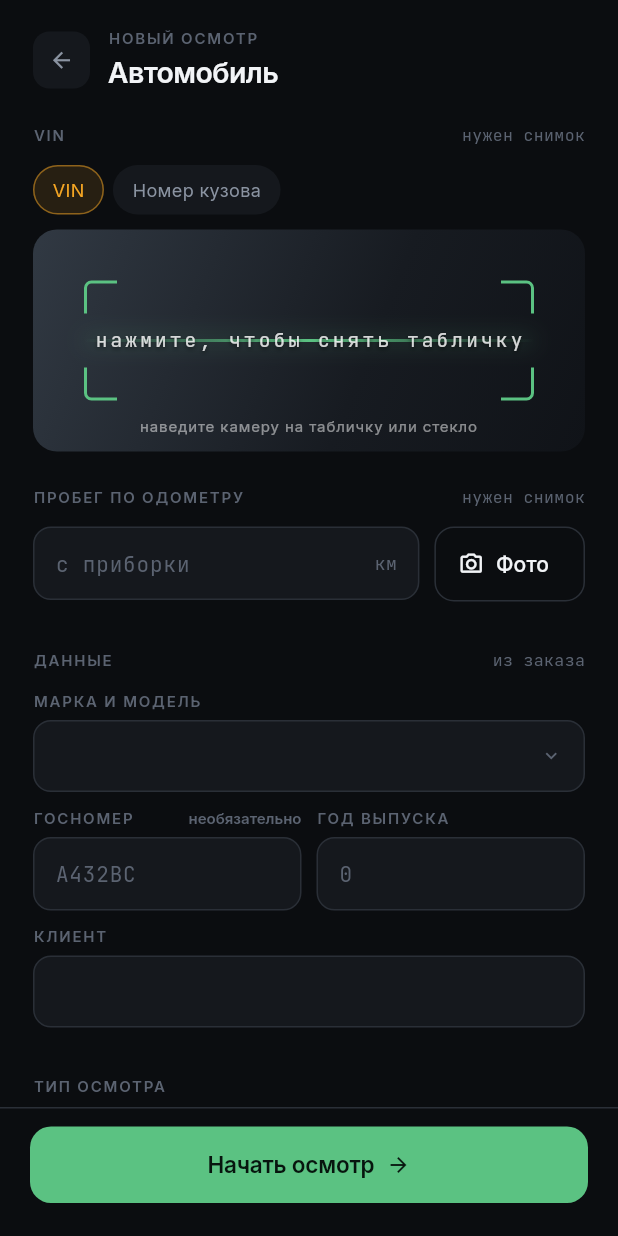
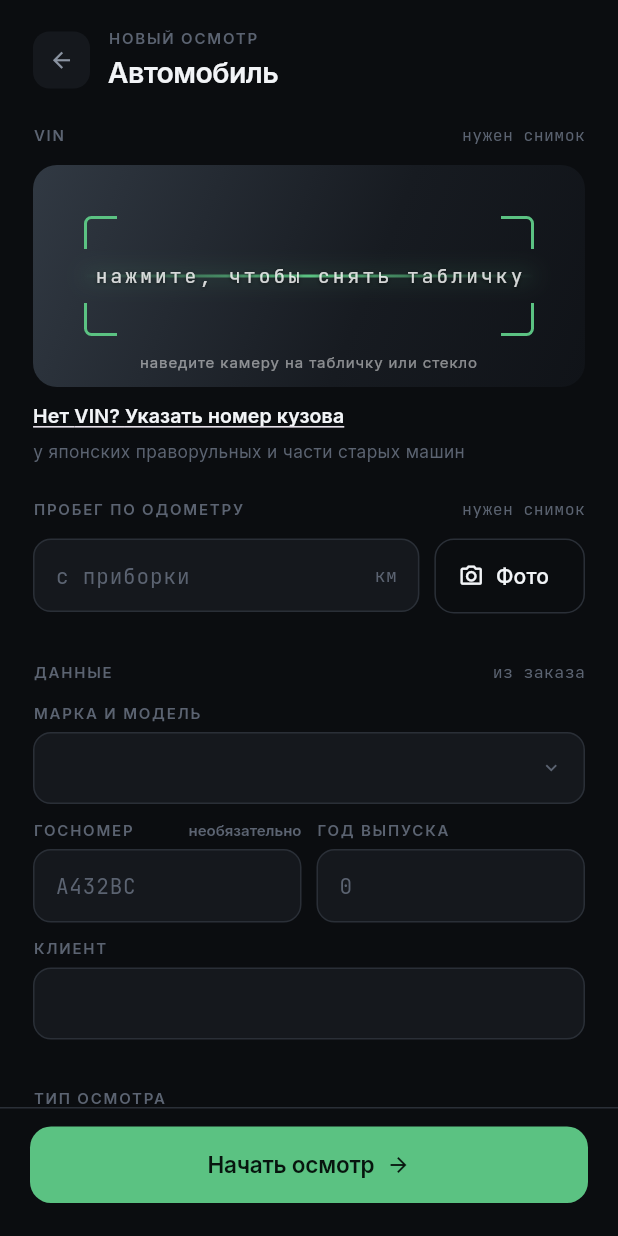
Before and after one commit to mutinru/auto_mobile_app, a Flutter app: the StartInspectionScreen screen opened directly with empty values, on a phone screen of 412 x 824 dp. Run offline on Flutter 3.47's test engine with Material 3 defaults, Android fonts, the phone set to English and light mode, and no system bars; our stand-ins replace audioplayers, firebase_core, firebase_messaging, flutter_local_notifications, flutter_secure_storage, geolocator and 1 more; missing offline and left inert: google_mlkit_text_recognition, record; accounts and stored records are empty.

Commit message:
VIN: номер кузова — по ссылке «Нет VIN?», а не равным чипом
Чипы «VIN / Номер кузова» выглядели как два обязательных снимка.
Теперь по умолчанию только VIN, номер кузова — ссылкой под видоискателем
с пояснением, когда он нужен; при переключении текст очищается.

Co-Authored-By: Claude Opus 5.5 <noreply@anthropic.com>

```diff
--- a/lib/widgets/vin_capture.dart
+++ b/lib/widgets/vin_capture.dart
@@ -36,6 +36,14 @@ class VinCaptureController extends ChangeNotifier {
         notifyListeners();
       }
     });
+  }
+
+  /// Исполнитель сам переключил вид: введённое под прежний вид не
+  /// подходит — текст очищаем, фото оставляем (на нём может быть и то и то).
+  void switchKind(VinKind kind) {
+    if (kind == _kind) return;
+    text.clear();
+    setKind(kind);
   }
 
   void setKind(VinKind kind) {
@@ -108,22 +116,14 @@ class VinCapture extends StatelessWidget {
               c.kind.label,
               extra: ok && c.photoPath != null ? 'снят' : 'нужен снимок',
             ),
-            Wrap(
-              spacing: 6,
-              children: [
-                for (final k in VinKind.values)
-                  AppChip(
-                    label: k.label,
-                    on: c.kind == k,
-                    onTap: () => c.setKind(k),
-                  ),
-              ],
-            ),
-            const SizedBox(height: 10),
             VinScanner(
               vin: c.scanning
                   ? 'распознаём…'
-                  : (value.isEmpty ? 'нажмите, чтобы снять табличку' : value),
+                  : (value.isNotEmpty
+                        ? value
+                        : c.kind == VinKind.vin
+                        ? 'нажмите, чтобы снять табличку'
+                        : 'нажмите, чтобы снять номер кузова'),
               onTap: c.scanning ? null : () => _tapped(context),
               error: c.error != null,
             ),
@@ -132,6 +132,7 @@ class VinCapture extends StatelessWidget {
                 path: c.photoPath!,
                 label: 'Фото таблички сохранено',
               ),
+            _KindSwitch(controller: c),
             FieldError(c.error),
           ],
         );
@@ -277,6 +278,52 @@ class VinCapture extends StatelessWidget {
   }
 }
 
+/// Номер кузова — исключение, а не равный выбор: без VIN бывают японские
+/// праворульные и часть старых машин. Ссылка под видоискателем вместо
+/// чипов, чтобы не казалось, что снимать надо и то и другое.
+class _KindSwitch extends StatelessWidget {
+  const _KindSwitch({required this.controller});
+
+  final VinCaptureController controller;
+
+  @override
+  Widget build(BuildContext context) {
+    final toBody = controller.kind == VinKind.vin;
+    return Padding(
+      padding: const EdgeInsets.only(top: 4),
+      child: Column(
+        crossAxisAlignment: CrossAxisAlignment.start,
+        children: [
+          TextButton(
+            onPressed: () => controller.switchKind(
+              toBody ? VinKind.bodyNumber : VinKind.vin,
+            ),
+            style: TextButton.styleFrom(
+              padding: const EdgeInsets.symmetric(vertical: 6),
+              minimumSize: Size.zero,
+              tapTargetSize: MaterialTapTargetSize.shrinkWrap,
+              foregroundColor: context.colors.text1,
+            ),
+            child: Text(
+              toBody ? 'Нет VIN? Указать номер кузова' : '← Вернуться к VIN',
+              style: const TextStyle(
+                fontSize: 13,
+                fontWeight: FontWeight.w600,
+                decoration: TextDecoration.underline,
+              ),
+            ),
+          ),
+          if (toBody)
+            Text(
+              'у японских праворульных и части старых машин',
+              style: TextStyle(fontSize: 11.5, color: context.colors.text3),
+            ),
+        ],
+      ),
+    );
+  }
+}
+
 /// Текст со снимка — ML Kit на устройстве, офлайн. null — не удалось
 /// распознать: снимок остаётся, текст вводят руками.
 Future<String?> recognizeText(String imagePath) async {
```
Also changed, not shown: 1 other file.
